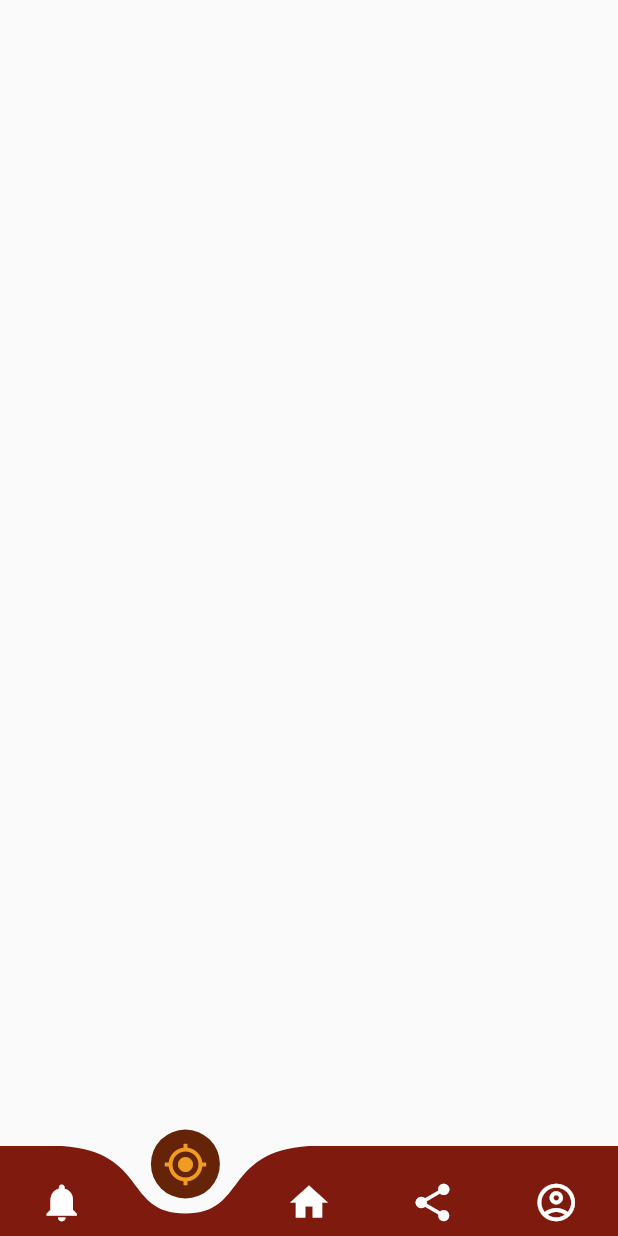
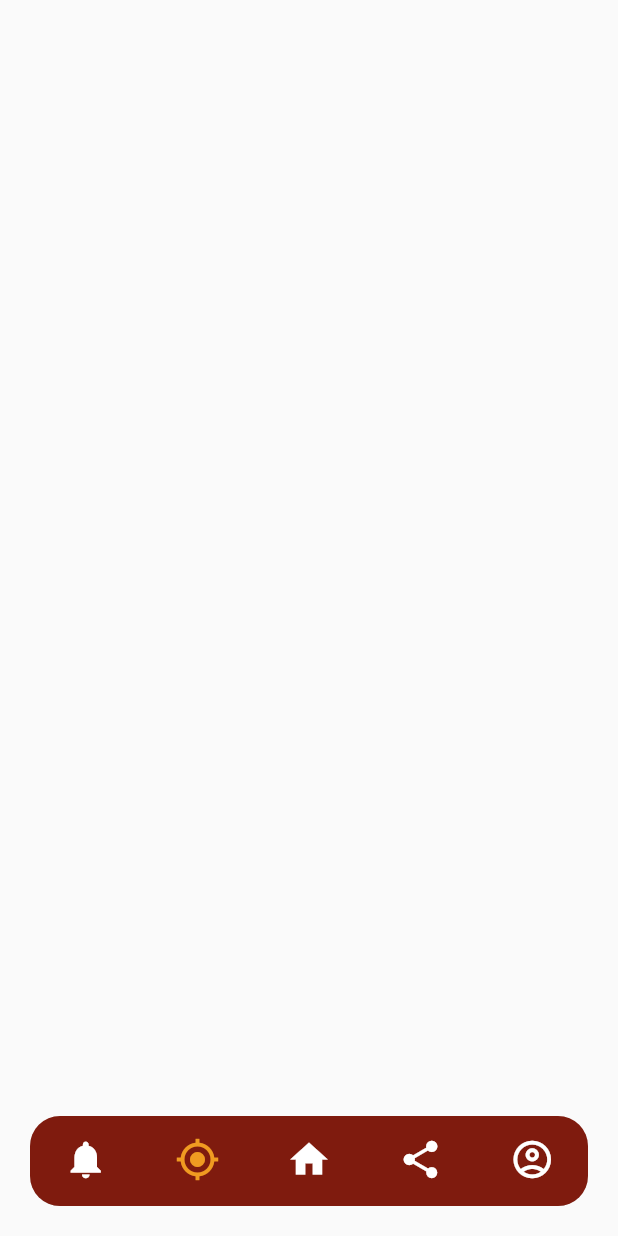
Before and after one commit to ameythakur-del/maanikdarshan, a Flutter app: the screen it shows after launch, item 2 of the bottom bar chosen, on a phone screen of 412 x 824 dp. Run offline on Flutter 3.47's test engine with Material 2 defaults, Android fonts, the light colour scheme and no system bars; drawn by our look-alikes of curved_navigation_bar.

Commit message:
09-06-2022

```diff
--- a/lib/Package/mainPage.dart
+++ b/lib/Package/mainPage.dart
@@ -4,6 +4,7 @@ import 'package:maanikdarshan/Package/Location/location.dart';
 import 'package:maanikdarshan/Package/Notifications/notifications.dart';
 import 'package:maanikdarshan/Package/Profile/Profile.dart';
 import 'package:maanikdarshan/Package/Share/Share.dart';
+import 'package:maanikdarshan/Package/Widgets/MaanikBottomNav.dart';
 
 import 'homePage.dart';
 
@@ -30,57 +31,71 @@ class _MainPageState extends State<MainPage> {
     return Scaffold(
       extendBody: true,
       body: screens[page],
-      bottomNavigationBar: Container(
-        decoration: const BoxDecoration(
-          borderRadius: BorderRadius.only(
-              topRight: Radius.circular(40.0),
-              bottomRight: Radius.circular(40.0),
-              topLeft: Radius.circular(40.0),
-              bottomLeft: Radius.circular(40.0)),
+      bottomNavigationBar: Padding(padding: EdgeInsets.all(20),child:
+      ClipRRect(
+          borderRadius: const BorderRadius.all(Radius.circular(20)
           ),
-        child: CurvedNavigationBar(
-          index: page,
-          color: const Color(0xFF7F1B0E),
-          buttonBackgroundColor: const Color.fromRGBO(101, 35, 8, 1),
-          backgroundColor: Colors.transparent,
-          height: 60,
-          items: <Widget>[
-
-              Icon(Icons.notifications,
+        child: BottomNavigationBar(
+          type: BottomNavigationBarType.fixed, // Fixed
+          backgroundColor: const Color(0xFF7F1B0E),
+          showSelectedLabels: false,
+          showUnselectedLabels: false,
+          items: <BottomNavigationBarItem>[
+            BottomNavigationBarItem(
+              label: "Notifications",
+              icon: Icon(Icons.notifications,
                   size: 30,
                   color: (page == 0)
                       ? const Color(0xFFF09B21)
                       : const Color(0xFFFFFFFF)),
-
-
+            ),
+            BottomNavigationBarItem(
+              label: "Location",
+              icon:
               Icon(Icons.my_location,
                   size: 30,
                   color: (page == 1)
                       ? const Color(0xFFF09B21)
                       : const Color(0xFFFFFFFF)),
-
-            Icon(Icons.home,
+            ),
+            BottomNavigationBarItem(
+              label: "Home",
+              icon: Icon(Icons.home,
                   size: 30,
                   color: (page == 2)
                       ? const Color(0xFFF79023)
                       : const Color(0xFFFFFFFF)),
-            Icon(Icons.share,
+            ),
+            BottomNavigationBarItem(
+              label: "Share",
+              icon: Icon(Icons.share,
                   size: 30,
                   color: (page == 3)
                       ? const Color(0xFFF09B21)
                       : const Color(0xFFFFFFFF)),
 
+            ),
+            BottomNavigationBarItem(
+              label: "Profile",
+              icon:
               Icon(Icons.account_circle_outlined,
                   size: 30,
                   color: (page == 4)
                       ? const Color(0xFFF09B21)
                       : const Color(0xFFFFFFFF)),
+
+            ),
           ],
-          onTap: (value) => setState(() {
-            page = value;
-          }),
+          currentIndex: page,
+          selectedItemColor: Colors.amber[800],
+          onTap: _onItemTapped,
         ),
       ),
-    );
+    ));
+  }
+  void _onItemTapped(int index) {
+    setState(() {
+      page = index;
+    });
   }
 }
--- a/pubspec.yaml
+++ b/pubspec.yaml
@@ -83,3 +83,4 @@ flutter:
      - assets/images/dindarshika.png
      - assets/images/e_store.png
      - assets/images/download.png
+     - assets/images/home_heading.png
```
Also changed, not shown: lib/Package/Widgets/MaanikBottomNav.dart (added, +66 -0 lines), lib/Package/homePage.dart (+4 -14 lines), assets/images/swami_background.png. Lines whose indentation alone changed are shown as unchanged.
